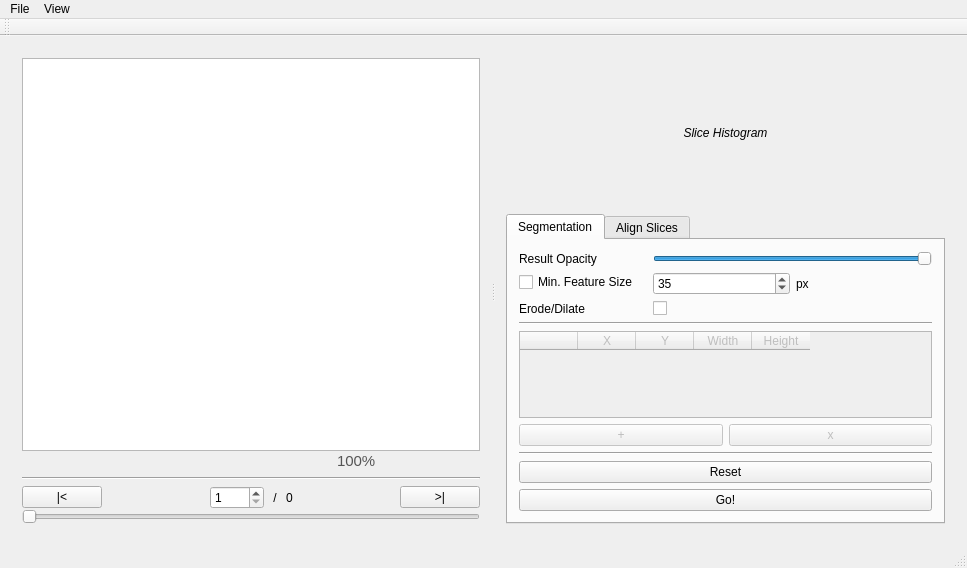
Above: mainwindow.ui from prsousa/TomSeg before the change. Below: the same form after it.
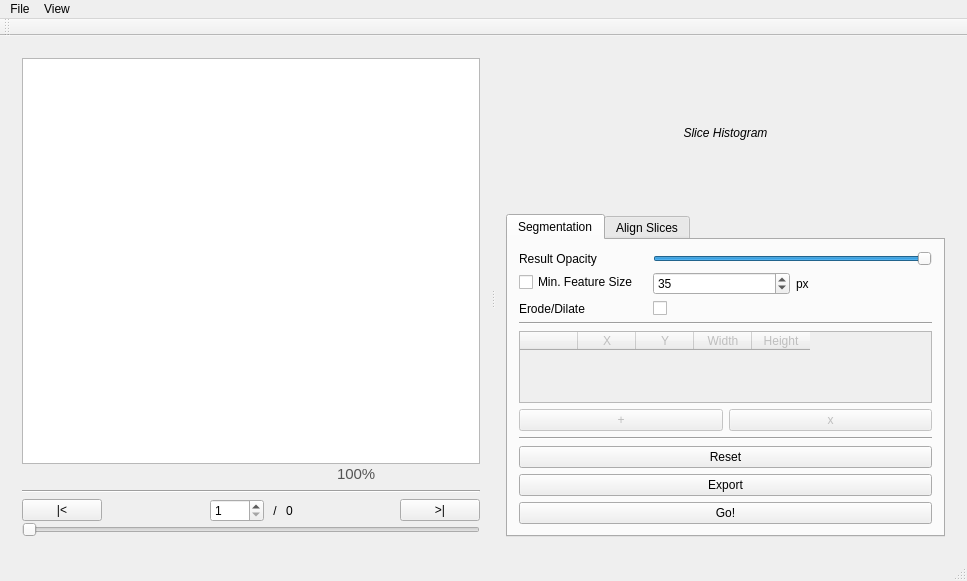
That is the form after the change. Icons and pictures are not drawn.

```diff
--- a/mainwindow.ui
+++ b/mainwindow.ui
@@ -506,6 +506,13 @@
               </property>
              </widget>
             </item>
+            <item>
+             <widget class="QPushButton" name="exportButton">
+              <property name="text">
+               <string>Export</string>
+              </property>
+             </widget>
+            </item>
             <item>
              <widget class="QPushButton" name="goButton">
               <property name="text">
```
